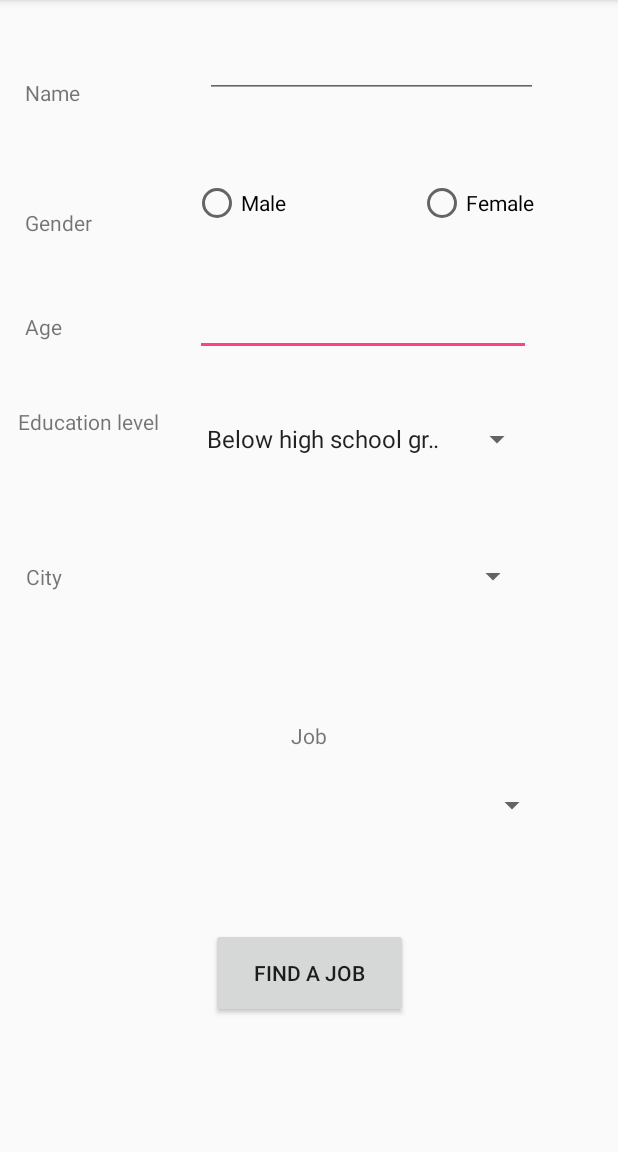
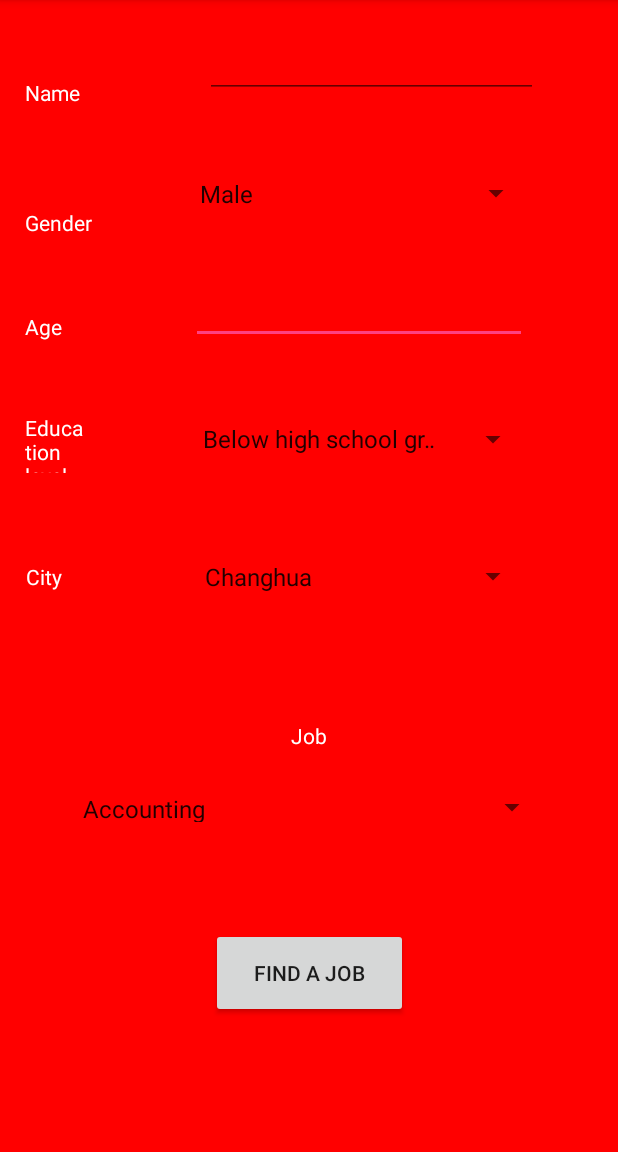
Before and after one commit to TseJunZhen/Jobago_Project, an Android app: the AdminView screen opened directly, with no data from a screen before it, on a phone screen of 412 x 824 dp, the part 84-1236 px from its top. Run offline under Robolectric (Android 15) with nearby library versions, the phone set to English and light mode, and no system bars.

Commit message:
done activity

```diff
--- a/Jobago2/app/src/main/java/com/example/vip/jobago/AdminView.java
+++ b/Jobago2/app/src/main/java/com/example/vip/jobago/AdminView.java
@@ -18,7 +18,22 @@ public class AdminView extends AppCompatActivity implements AdapterView.OnItemSe
         setContentView(R.layout.activity_admin_view);
 
 
+        //*******
+        //gender
+        //*******
+        Spinner spinner3 = (Spinner) findViewById(R.id.spinner4);
+        ArrayAdapter<CharSequence> adapter3 = ArrayAdapter.createFromResource(this,R.array.gender_array, android.R.layout.simple_spinner_item);
+        // Specify the layout to use when the list of choices appears
 
+        adapter3.setDropDownViewResource(android.R.layout.simple_spinner_dropdown_item);
+        // Apply the adapter to the spinner
+        spinner3.setAdapter(adapter3);
+
+        spinner3.setOnItemSelectedListener(this);
+
+        //*******
+        //education
+        //*******
         Spinner spinner = (Spinner) findViewById(R.id.spinner2);
         ArrayAdapter<CharSequence> adapter = ArrayAdapter.createFromResource(this,R.array.education_array, android.R.layout.simple_spinner_item);
         // Specify the layout to use when the list of choices appears
@@ -29,7 +44,33 @@ public class AdminView extends AppCompatActivity implements AdapterView.OnItemSe
 
         spinner.setOnItemSelectedListener(this);
 
+        //*******
+        //job
+        //*******
+        Spinner spinner1 = (Spinner) findViewById(R.id.spinner);
+        ArrayAdapter<CharSequence> adapter1 = ArrayAdapter.createFromResource(this,R.array.job_array, android.R.layout.simple_spinner_item);
+        // Specify the layout to use when the list of choices appears
+
+        adapter1.setDropDownViewResource(android.R.layout.simple_spinner_dropdown_item);
+        // Apply the adapter to the spinner
+        spinner1.setAdapter(adapter1);
+
+        spinner1.setOnItemSelectedListener(this);
+
+        //*******
+        //city
+        //*******
+        Spinner spinner2 = (Spinner) findViewById(R.id.spinner3);
+        ArrayAdapter<CharSequence> adapter2 = ArrayAdapter.createFromResource(this,R.array.city_array, android.R.layout.simple_spinner_item);
+        // Specify the layout to use when the list of choices appears
+
+        adapter2.setDropDownViewResource(android.R.layout.simple_spinner_dropdown_item);
+        // Apply the adapter to the spinner
+        spinner2.setAdapter(adapter2);
+
+        spinner2.setOnItemSelectedListener(this);
     }
+
 
 
     @Override
--- a/Jobago2/app/src/main/res/layout/activity_admin_view.xml
+++ b/Jobago2/app/src/main/res/layout/activity_admin_view.xml
@@ -4,48 +4,18 @@
     xmlns:tools="http://schemas.android.com/tools"
     android:layout_width="match_parent"
     android:layout_height="match_parent"
+    android:background="@color/red"
     tools:context="com.example.vip.jobago.AdminView">
 
-    <RadioButton
-        android:id="@+id/radioButton"
-        android:layout_width="wrap_content"
-        android:layout_height="wrap_content"
+    <Spinner
+        android:id="@+id/spinner"
+        android:layout_width="318dp"
+        android:layout_height="20dp"
         android:layout_marginBottom="8dp"
         android:layout_marginEnd="8dp"
         android:layout_marginStart="8dp"
         android:layout_marginTop="8dp"
-        android:text="Female"
-        app:layout_constraintBottom_toBottomOf="parent"
-        app:layout_constraintEnd_toEndOf="parent"
-        app:layout_constraintHorizontal_bias="0.849"
-        app:layout_constraintStart_toStartOf="parent"
-        app:layout_constraintTop_toTopOf="parent"
-        app:layout_constraintVertical_bias="0.155" />
-
-    <RadioButton
-        android:id="@+id/radioButton2"
-        android:layout_width="wrap_content"
-        android:layout_height="wrap_content"
-        android:layout_marginBottom="8dp"
-        android:layout_marginEnd="8dp"
-        android:layout_marginStart="8dp"
-        android:layout_marginTop="8dp"
-        android:text="Male"
-        app:layout_constraintBottom_toBottomOf="parent"
-        app:layout_constraintEnd_toEndOf="parent"
-        app:layout_constraintHorizontal_bias="0.362"
-        app:layout_constraintStart_toStartOf="parent"
-        app:layout_constraintTop_toTopOf="parent"
-        app:layout_constraintVertical_bias="0.155" />
-
-    <Spinner
-        android:id="@+id/spinner"
-        android:layout_width="318dp"
-        android:layout_height="25dp"
-        android:layout_marginBottom="8dp"
-        android:layout_marginEnd="8dp"
-        android:layout_marginStart="8dp"
-        android:layout_marginTop="8dp"
+        android:textColor="@color/white"
         app:layout_constraintBottom_toBottomOf="parent"
         app:layout_constraintEnd_toEndOf="parent"
         app:layout_constraintStart_toStartOf="parent"
@@ -60,6 +30,7 @@
         android:layout_marginEnd="8dp"
         android:layout_marginStart="8dp"
         android:layout_marginTop="8dp"
+        android:textColor="@color/white"
         android:text="Gender"
         app:layout_constraintBottom_toBottomOf="parent"
         app:layout_constraintEnd_toEndOf="parent"
@@ -76,6 +47,7 @@
         android:layout_marginEnd="8dp"
         android:layout_marginStart="8dp"
         android:layout_marginTop="8dp"
+        android:textColor="@color/white"
         android:text="Age"
         app:layout_constraintBottom_toBottomOf="parent"
         app:layout_constraintEnd_toEndOf="parent"
@@ -86,19 +58,20 @@
 
     <TextView
         android:id="@+id/textView6"
-        android:layout_width="wrap_content"
-        android:layout_height="wrap_content"
+        android:layout_width="62dp"
+        android:layout_height="40dp"
         android:layout_marginBottom="8dp"
         android:layout_marginEnd="8dp"
         android:layout_marginStart="8dp"
         android:layout_marginTop="8dp"
         android:text="Education level "
+        android:textColor="@color/white"
         app:layout_constraintBottom_toBottomOf="parent"
         app:layout_constraintEnd_toEndOf="parent"
-        app:layout_constraintHorizontal_bias="0.014"
+        app:layout_constraintHorizontal_bias="0.026"
         app:layout_constraintStart_toStartOf="parent"
         app:layout_constraintTop_toTopOf="parent"
-        app:layout_constraintVertical_bias="0.359" />
+        app:layout_constraintVertical_bias="0.375" />
 
     <Spinner
         android:id="@+id/spinner2"
@@ -108,9 +81,10 @@
         android:layout_marginEnd="8dp"
         android:layout_marginStart="8dp"
         android:layout_marginTop="8dp"
+        android:textColor="@color/white"
         app:layout_constraintBottom_toBottomOf="parent"
         app:layout_constraintEnd_toEndOf="parent"
-        app:layout_constraintHorizontal_bias="0.713"
+        app:layout_constraintHorizontal_bias="0.699"
         app:layout_constraintStart_toStartOf="parent"
         app:layout_constraintTop_toTopOf="parent"
         app:layout_constraintVertical_bias="0.372" />
@@ -118,19 +92,21 @@
     <EditText
         android:id="@+id/editText2"
         android:layout_width="224dp"
-        android:layout_height="28dp"
+        android:layout_height="47dp"
         android:layout_marginBottom="8dp"
         android:layout_marginEnd="8dp"
         android:layout_marginStart="8dp"
+        android:textColor="@color/white"
         android:layout_marginTop="8dp"
         android:ems="10"
         android:inputType="textPersonName"
+        android:textSize="14sp"
         app:layout_constraintBottom_toBottomOf="parent"
         app:layout_constraintEnd_toEndOf="parent"
-        app:layout_constraintHorizontal_bias="0.708"
+        app:layout_constraintHorizontal_bias="0.694"
         app:layout_constraintStart_toStartOf="parent"
         app:layout_constraintTop_toTopOf="parent"
-        app:layout_constraintVertical_bias="0.278" />
+        app:layout_constraintVertical_bias="0.247" />
 
     <TextView
         android:id="@+id/textView7"
@@ -141,6 +117,7 @@
         android:layout_marginStart="8dp"
         android:layout_marginTop="8dp"
         android:text="Name"
+        android:textColor="@color/white"
         app:layout_constraintBottom_toBottomOf="parent"
         app:layout_constraintEnd_toEndOf="parent"
         app:layout_constraintHorizontal_bias="0.025"
@@ -158,6 +135,7 @@
         android:layout_marginTop="8dp"
         android:ems="10"
         android:inputType="textPersonName"
+        android:textColor="@color/white"
         app:layout_constraintBottom_toBottomOf="parent"
         app:layout_constraintEnd_toEndOf="parent"
         app:layout_constraintHorizontal_bias="0.739"
@@ -174,6 +152,7 @@
         android:layout_marginStart="8dp"
         android:layout_marginTop="8dp"
         android:text="Job"
+        android:textColor="@color/white"
         android:textAlignment="center"
         app:layout_constraintBottom_toBottomOf="parent"
         app:layout_constraintEnd_toEndOf="parent"
@@ -206,6 +185,7 @@
         android:layout_marginStart="8dp"
         android:layout_marginTop="8dp"
         android:text="City"
+        android:textColor="@color/white"
         app:layout_constraintBottom_toBottomOf="parent"
         app:layout_constraintEnd_toEndOf="parent"
         app:layout_constraintHorizontal_bias="0.025"
@@ -220,10 +200,26 @@
         android:layout_marginEnd="8dp"
         android:layout_marginStart="8dp"
         android:layout_marginTop="8dp"
+        android:textColor="@color/white"
         app:layout_constraintBottom_toBottomOf="parent"
         app:layout_constraintEnd_toEndOf="parent"
         app:layout_constraintHorizontal_bias="0.701"
         app:layout_constraintStart_toStartOf="parent"
         app:layout_constraintTop_toTopOf="parent" />
 
+    <Spinner
+        android:id="@+id/spinner4"
+        android:layout_width="229dp"
+        android:layout_height="39dp"
+        android:layout_marginBottom="8dp"
+        android:layout_marginEnd="8dp"
+        android:layout_marginStart="8dp"
+        android:layout_marginTop="8dp"
+        app:layout_constraintBottom_toBottomOf="parent"
+        app:layout_constraintEnd_toEndOf="parent"
+        app:layout_constraintHorizontal_bias="0.705"
+        app:layout_constraintStart_toStartOf="parent"
+        app:layout_constraintTop_toTopOf="parent"
+        app:layout_constraintVertical_bias="0.142" />
+
 </android.support.constraint.ConstraintLayout>
--- a/Jobago2/app/src/main/res/values/Education.xml
+++ b/Jobago2/app/src/main/res/values/Education.xml
@@ -10,4 +10,45 @@
         <item>Doctoral Degree</item>
         <item>Professional Degree</item>
     </string-array>
+    <string-array name="gender_array">
+        <item>Male</item>
+        <item>Female</item>
+    </string-array>
+    <string-array name="city_array">
+        <item>Changhua</item>
+        <item>Chiayi</item>
+        <item>Hsinchu</item>
+        <item>Hualien</item>
+        <item>Kaohsiung</item>
+        <item>Kinmen</item>
+        <item>Miaoli</item>
+        <item>Nantou</item>
+        <item>New Taipei</item>
+        <item>Penghu</item>
+        <item>Pingtung</item>
+        <item>Taoyuan</item>
+        <item>Taichung</item>
+        <item>Tainan</item>
+        <item>Taipei</item>
+        <item>Taitung</item>
+        <item>Yilan</item>
+        <item>Yunlin</item>
+    </string-array>
+    <string-array name="job_array">
+        <item>Accounting</item>
+        <item>Cashiers</item>
+        <item>Computer programmers</item>
+        <item>Driver</item>
+        <item>Firefighters</item>
+        <item>Lawyers</item>
+        <item>Maids </item>
+        <item>Office clerks</item>
+        <item>Receptionists </item>
+        <item>Restaurant Cooks</item>
+        <item>Retail salespersons</item>
+        <item>Secretaries</item>
+        <item>Security guards</item>
+        <item>Teachers</item>
+        <item>Waiters</item>
+    </string-array>
 </resources>
--- a/Jobago2/app/src/main/res/values/colors.xml
+++ b/Jobago2/app/src/main/res/values/colors.xml
@@ -3,4 +3,7 @@
     <color name="colorPrimary">#3F51B5</color>
     <color name="colorPrimaryDark">#303F9F</color>
     <color name="colorAccent">#FF4081</color>
+    <color name="red">#ffff0000</color>
+    <color name="white">#ffffff</color>
+
 </resources>
```
